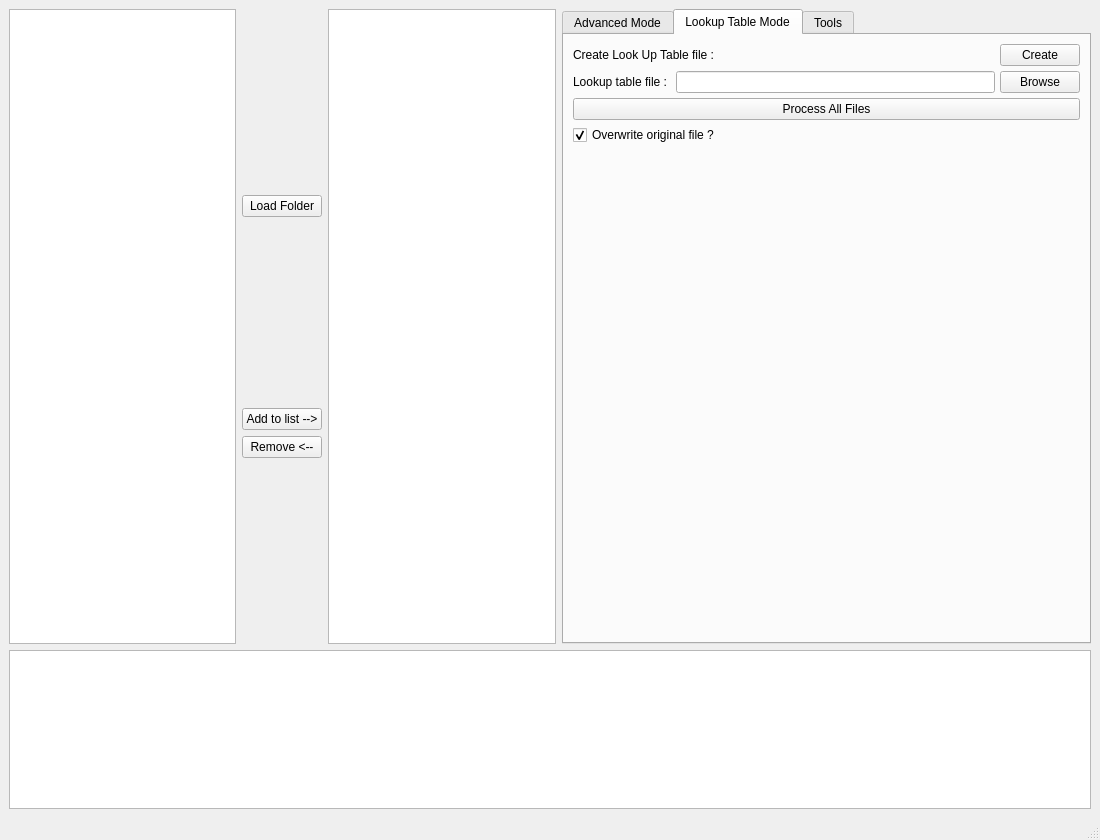
This is TRCAnonymizer.ui in floriansipp/TRCAnonymizer as Qt 5 draws it before an edit. The edited form follows.
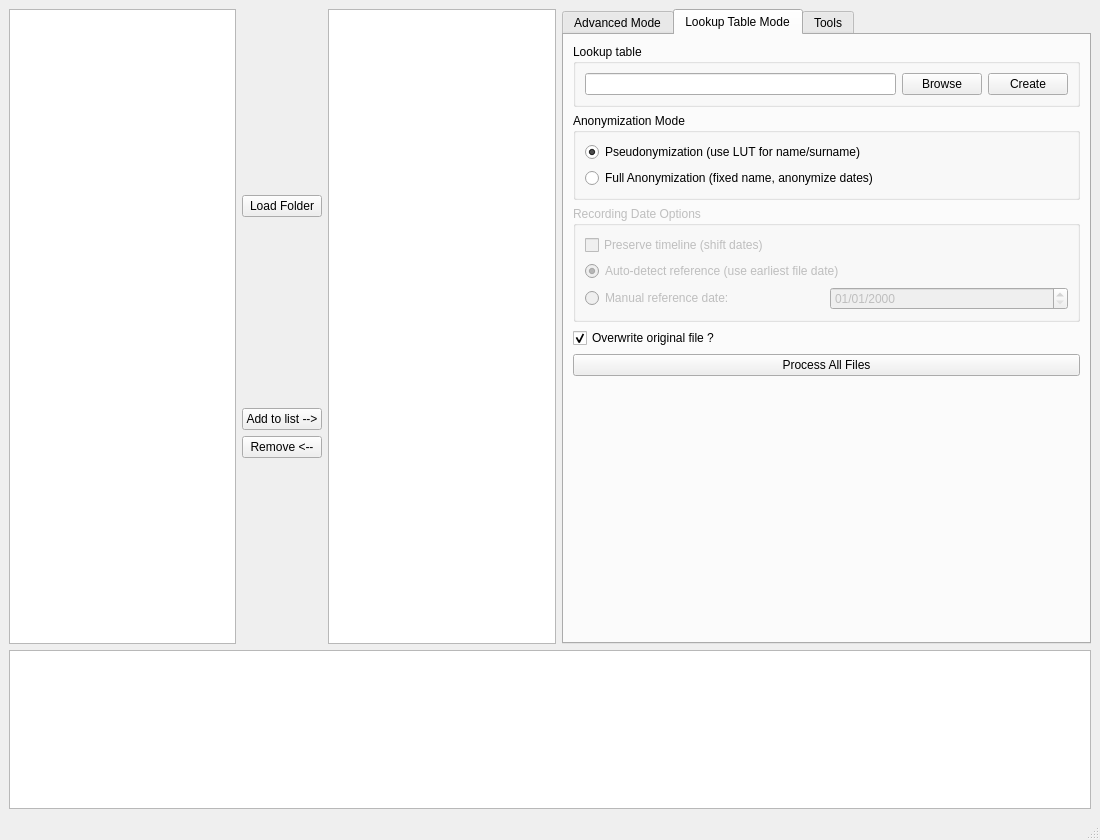
This is the edited form. The open tabs and pages were chosen to show the change.

Commit message: Add recording date anonymization or not , with date shifting or not

The edit to the form file:
```diff
--- a/TRCAnonymizer.ui
+++ b/TRCAnonymizer.ui
@@ -454,64 +454,127 @@
          <attribute name="title">
           <string>Lookup Table Mode</string>
          </attribute>
-         <layout class="QVBoxLayout" name="verticalLayout_2">
-          <property name="spacing">
-           <number>5</number>
-          </property>
+         <layout class="QVBoxLayout" name="verticalLayout_10">
           <item>
-           <layout class="QHBoxLayout" name="horizontalLayout_11" stretch="0,0,0">
-            <item>
-             <widget class="QLabel" name="label_10">
-              <property name="text">
-               <string>Create Look Up Table file :</string>
-              </property>
-             </widget>
-            </item>
-            <item>
-             <spacer name="horizontalSpacer">
-              <property name="orientation">
-               <enum>Qt::Horizontal</enum>
-              </property>
-              <property name="sizeHint" stdset="0">
-               <size>
-                <width>40</width>
-                <height>20</height>
-               </size>
-              </property>
-             </spacer>
-            </item>
-            <item>
-             <widget class="QPushButton" name="GenerateCSVPushButton">
-              <property name="text">
-               <string> Create </string>
-              </property>
-             </widget>
-            </item>
-           </layout>
+           <widget class="QGroupBox" name="groupBox">
+            <property name="title">
+             <string>Lookup table</string>
+            </property>
+            <layout class="QHBoxLayout" name="horizontalLayout_15">
+             <item>
+              <widget class="QLineEdit" name="LookUpTableLineEdit"/>
+             </item>
+             <item>
+              <widget class="QPushButton" name="BrowseLUTPushButton">
+               <property name="text">
+                <string>Browse</string>
+               </property>
+              </widget>
+             </item>
+             <item>
+              <widget class="QPushButton" name="GenerateCSVPushButton">
+               <property name="text">
+                <string> Create </string>
+               </property>
+              </widget>
+             </item>
+            </layout>
+           </widget>
           </item>
           <item>
-           <layout class="QHBoxLayout" name="horizontalLayout_5" stretch="0,0,0">
+           <widget class="QGroupBox" name="AnonymizationModeGroupBox">
+            <property name="title">
+             <string>Anonymization Mode</string>
+            </property>
+            <layout class="QVBoxLayout" name="verticalLayout_8">
+             <item>
+              <widget class="QRadioButton" name="PseudonymizationRadioButton">
+               <property name="text">
+                <string>Pseudonymization (use LUT for name/surname)</string>
+               </property>
+               <property name="checked">
+                <bool>true</bool>
+               </property>
+              </widget>
+             </item>
+             <item>
+              <widget class="QRadioButton" name="FullAnonymizationRadioButton">
+               <property name="text">
+                <string>Full Anonymization (fixed name, anonymize dates)</string>
+               </property>
+              </widget>
+             </item>
+            </layout>
+           </widget>
+          </item>
+          <item>
+           <widget class="QGroupBox" name="RecordingDateOptionsGroupBox">
+            <property name="enabled">
+             <bool>false</bool>
+            </property>
+            <property name="title">
+             <string>Recording Date Options</string>
+            </property>
+            <layout class="QVBoxLayout" name="verticalLayout_9">
+             <item>
+              <widget class="QCheckBox" name="PreserveTimelineCheckBox">
+               <property name="text">
+                <string>Preserve timeline (shift dates)</string>
+               </property>
+              </widget>
+             </item>
+             <item>
+              <widget class="QRadioButton" name="AutoDetectReferenceRadioButton">
+               <property name="enabled">
+                <bool>false</bool>
+               </property>
+               <property name="text">
+                <string>Auto-detect reference (use earliest file date)</string>
+               </property>
+               <property name="checked">
+                <bool>true</bool>
+               </property>
+              </widget>
+             </item>
+             <item>
+              <layout class="QHBoxLayout" name="horizontalLayout_14">
+               <item>
+                <widget class="QRadioButton" name="ManualReferenceRadioButton">
+                 <property name="enabled">
+                  <bool>false</bool>
+                 </property>
+                 <property name="text">
+                  <string>Manual reference date:</string>
+                 </property>
+                </widget>
+               </item>
+               <item>
+                <widget class="QDateEdit" name="ReferenceDateEdit">
+                 <property name="enabled">
+                  <bool>false</bool>
+                 </property>
+                 <property name="displayFormat">
+                  <string>dd/MM/yyyy</string>
+                 </property>
+                </widget>
+               </item>
+              </layout>
+             </item>
+            </layout>
+           </widget>
+          </item>
+          <item>
+           <layout class="QVBoxLayout" name="verticalLayout_2">
             <item>
-             <widget class="QLabel" name="label_4">
+             <widget class="QCheckBox" name="OverwriteOriginalFilesCheckBox">
               <property name="text">
-               <string>Lookup table file : </string>
+               <string>Overwrite original file ? </string>
               </property>
-             </widget>
-            </item>
-            <item>
-             <widget class="QLineEdit" name="LookUpTableLineEdit"/>
-            </item>
-            <item>
-             <widget class="QPushButton" name="BrowseLUTPushButton">
-              <property name="text">
-               <string>Browse</string>
+              <property name="checked">
+               <bool>true</bool>
               </property>
              </widget>
             </item>
-           </layout>
-          </item>
-          <item>
-           <layout class="QHBoxLayout" name="horizontalLayout_6">
             <item>
              <widget class="QPushButton" name="ProcessFilesLUTPushButton">
               <property name="text">
@@ -521,16 +584,6 @@
             </item>
            </layout>
           </item>
-          <item>
-           <widget class="QCheckBox" name="OverwriteOriginalFilesCheckBox">
-            <property name="text">
-             <string>Overwrite original file ? </string>
-            </property>
-            <property name="checked">
-             <bool>true</bool>
-            </property>
-           </widget>
-          </item>
           <item>
            <spacer name="verticalSpacer_4">
             <property name="orientation">
@@ -539,7 +592,7 @@
             <property name="sizeHint" stdset="0">
              <size>
               <width>20</width>
-              <height>434</height>
+              <height>40</height>
              </size>
             </property>
            </spacer>
```
Left out of the diff: 18 changed lines with no effect on the pictures. The commit also changes 8 other files.
